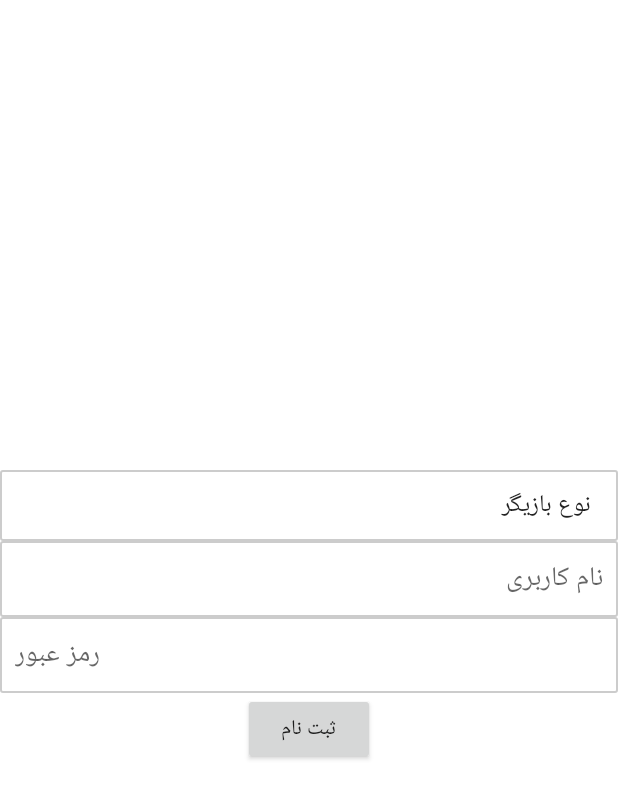
After one commit to mehdikazemi8/vampire-game, an Android app: the layout fragment_register.xml on its own in the app's theme, with its tools: preview values and no code run, on a phone screen of 412 x 824 dp. The commit adds this screen. Shown: the top 799 px of the screen. Run offline under Robolectric (Android 15) with nearby library versions, the phone set to English and light mode, and no system bars.

Commit message:
RegisterApi added

```diff
--- a/app/src/main/res/layout/activity_register.xml
+++ b/app/src/main/res/layout/activity_register.xml
@@ -24,7 +24,7 @@
 
     <FrameLayout
         android:layout_width="match_parent"
-        android:id="@+id/login_fragment_holder"
+        android:id="@+id/fragment_holder"
         android:layout_height="match_parent"/>
 
 </RelativeLayout>
--- /dev/null
+++ b/app/src/main/res/layout/fragment_register.xml
@@ -0,0 +1,49 @@
+<?xml version="1.0" encoding="utf-8"?>
+<RelativeLayout xmlns:android="http://schemas.android.com/apk/res/android"
+    android:clickable="true"
+    android:background="@android:color/white"
+    android:layout_width="match_parent"
+    android:layout_height="match_parent">
+
+    <LinearLayout
+        android:layout_width="match_parent"
+        android:layout_centerInParent="true"
+        android:gravity="center"
+        android:orientation="vertical"
+        android:layout_height="wrap_content">
+
+        <Spinner
+            android:layout_width="match_parent"
+            android:layout_height="wrap_content"
+            android:scrollbars="none"
+            android:padding="@dimen/padding.medium"
+            android:background="@drawable/edit_text_border"
+            android:entries="@array/player_type_keys"
+            android:id="@+id/player_type" />
+
+        <EditText
+            android:id="@+id/username"
+            android:layout_width="match_parent"
+            android:hint="@string/username"
+            android:background="@drawable/edit_text_border"
+            android:padding="@dimen/padding.medium"
+            android:layout_height="wrap_content" />
+
+        <EditText
+            android:layout_width="match_parent"
+            android:hint="@string/password"
+            android:id="@+id/password"
+            android:inputType="textPassword"
+            android:background="@drawable/edit_text_border"
+            android:padding="@dimen/padding.medium"
+            android:layout_height="wrap_content" />
+
+        <Button
+            android:layout_width="wrap_content"
+            android:id="@+id/register"
+            android:text="@string/btn_register"
+            android:layout_height="wrap_content" />
+
+    </LinearLayout>
+
+</RelativeLayout>
--- a/app/src/main/res/values/strings.xml
+++ b/app/src/main/res/values/strings.xml
@@ -6,9 +6,22 @@
 
     <string name="btn_new_user">کاربر ‌جدید</string>
     <string name="btn_registered_before">قبلا ثبت‌نام کرده‌ام</string>
+    <string name="btn_register">ثبت نام</string>
 
     <string name="username">نام کاربری</string>
     <string name="password">رمز عبور</string>
     <string name="login">ورود</string>
 
+    <string-array name="player_type_keys">
+        <item>نوع بازیگر</item>
+        <item>شکارچی</item>
+        <item>خون‌آشام</item>
+    </string-array>
+
+    <string-array name="player_type_values">
+        <item>player type</item>
+        <item>hunter</item>
+        <item>vampire</item>
+    </string-array>
+
 </resources>
```
Also changed, not shown: app/src/main/java/ir/ugstudio/vampire/api/UserApi.java (+9 -0 lines), app/src/main/java/ir/ugstudio/vampire/views/activities/register/RegisterActivity.java (+16 -1 lines), app/src/main/java/ir/ugstudio/vampire/views/activities/register/fragments/LoginFragment.java (+17 -0 lines), app/src/main/java/ir/ugstudio/vampire/views/activities/register/fragments/RegisterFragment.java (+95 -2 lines).
